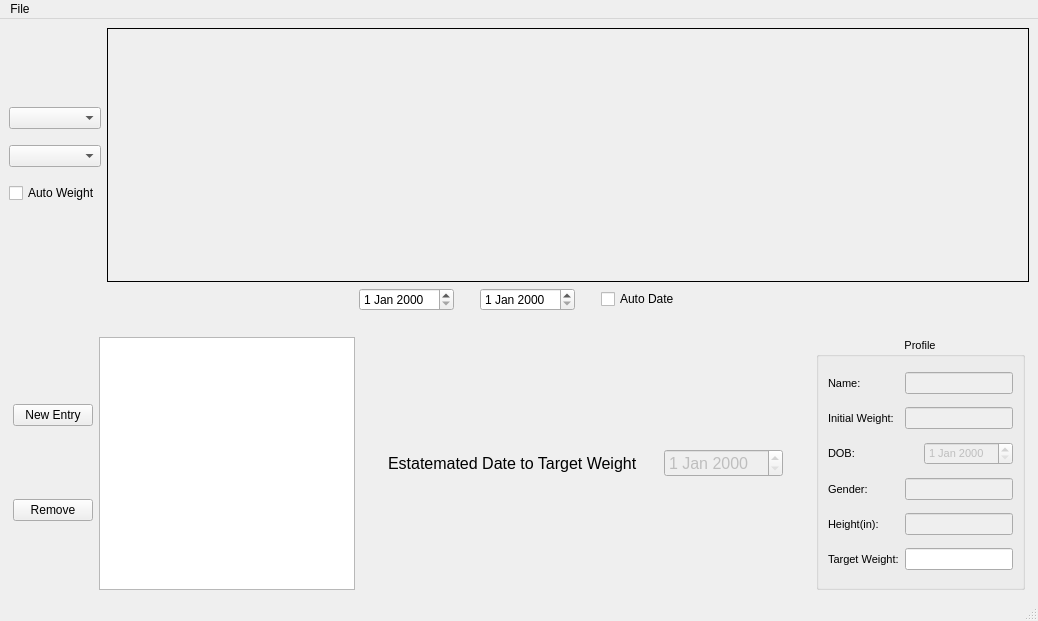
The window that mainwindow.ui (madmaps/HealthCalc) describes before a commit, drawn with Qt 5.
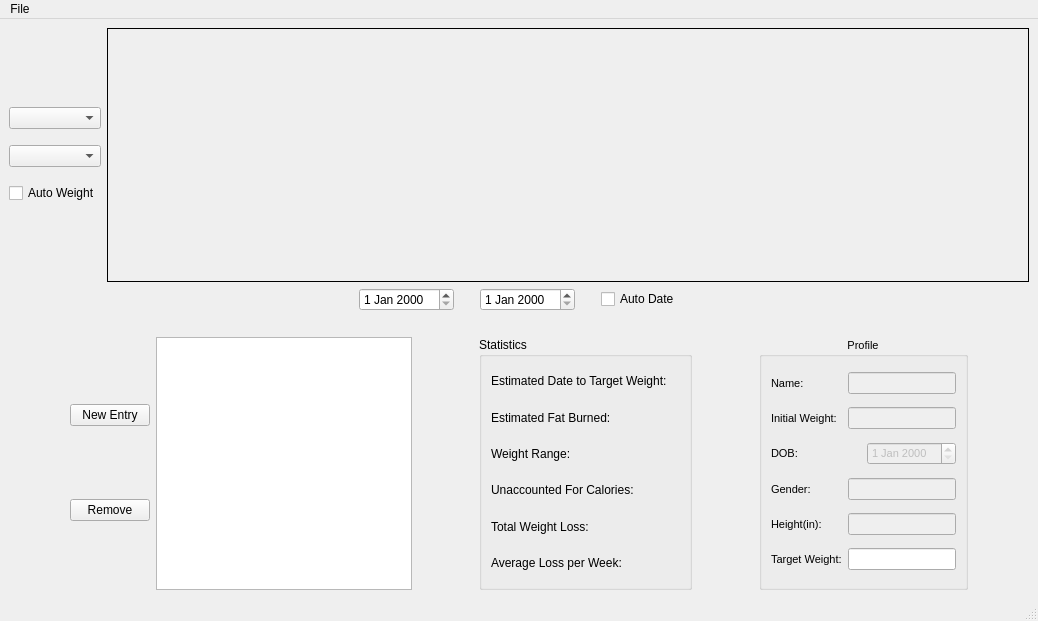
The same window after the commit. Custom widgets are drawn as their Qt base class.

Diff of the .ui file:
```diff
--- a/mainwindow.ui
+++ b/mainwindow.ui
@@ -251,7 +251,7 @@
        </widget>
       </item>
       <item>
-       <spacer name="horizontalSpacer_5">
+       <spacer name="horizontalSpacer">
         <property name="orientation">
          <enum>Qt::Horizontal</enum>
         </property>
@@ -264,77 +264,124 @@
        </spacer>
       </item>
       <item>
-       <layout class="QHBoxLayout" name="horizontalLayout_4">
-        <item>
-         <spacer name="horizontalSpacer">
-          <property name="orientation">
-           <enum>Qt::Horizontal</enum>
-          </property>
-          <property name="sizeHint" stdset="0">
-           <size>
-            <width>40</width>
-            <height>20</height>
-           </size>
-          </property>
-         </spacer>
-        </item>
-        <item>
-         <widget class="QLabel" name="dateUntilTargetLabel">
-          <property name="font">
-           <font>
-            <pointsize>12</pointsize>
-           </font>
-          </property>
-          <property name="text">
-           <string>Estatemated Date to Target Weight</string>
-          </property>
-         </widget>
-        </item>
-        <item>
-         <spacer name="horizontalSpacer_9">
-          <property name="orientation">
-           <enum>Qt::Horizontal</enum>
-          </property>
-          <property name="sizeType">
-           <enum>QSizePolicy::Fixed</enum>
-          </property>
-          <property name="sizeHint" stdset="0">
-           <size>
-            <width>20</width>
-            <height>20</height>
-           </size>
-          </property>
-         </spacer>
-        </item>
-        <item>
-         <widget class="QDateEdit" name="estamatedDateEditBox">
-          <property name="enabled">
-           <bool>false</bool>
-          </property>
-          <property name="font">
-           <font>
-            <pointsize>12</pointsize>
-           </font>
-          </property>
-         </widget>
-        </item>
-        <item>
-         <spacer name="horizontalSpacer_4">
-          <property name="orientation">
-           <enum>Qt::Horizontal</enum>
-          </property>
-          <property name="sizeHint" stdset="0">
-           <size>
-            <width>40</width>
-            <height>20</height>
-           </size>
-          </property>
-         </spacer>
-        </item>
-       </layout>
+       <widget class="QGroupBox" name="groupBox">
+        <property name="title">
+         <string>Statistics</string>
+        </property>
+        <layout class="QVBoxLayout" name="verticalLayout_6">
+         <item>
+          <layout class="QHBoxLayout" name="horizontalLayout_11">
+           <item>
+            <widget class="QLabel" name="label_4">
+             <property name="text">
+              <string>Estimated Date to Target Weight:</string>
+             </property>
+            </widget>
+           </item>
+           <item>
+            <widget class="QLabel" name="estDateWeightLossLabel">
+             <property name="text">
+              <string/>
+             </property>
+            </widget>
+           </item>
+          </layout>
+         </item>
+         <item>
+          <layout class="QHBoxLayout" name="horizontalLayout_12">
+           <item>
+            <widget class="QLabel" name="label_6">
+             <property name="text">
+              <string>Estimated Fat Burned:</string>
+             </property>
+            </widget>
+           </item>
+           <item>
+            <widget class="QLabel" name="estFatBurnedLabel">
+             <property name="text">
+              <string/>
+             </property>
+            </widget>
+           </item>
+          </layout>
+         </item>
+         <item>
+          <layout class="QHBoxLayout" name="horizontalLayout_13">
+           <item>
+            <widget class="QLabel" name="label_8">
+             <property name="text">
+              <string>Weight Range:</string>
+             </property>
+            </widget>
+           </item>
+           <item>
+            <widget class="QLabel" name="weightRangeLabel">
+             <property name="text">
+              <string/>
+             </property>
+            </widget>
+           </item>
+          </layout>
+         </item>
+         <item>
+          <layout class="QHBoxLayout" name="horizontalLayout_14">
+           <item>
+            <widget class="QLabel" name="label_10">
+             <property name="text">
+              <string>Unaccounted For Calories:</string>
+             </property>
+            </widget>
+           </item>
+           <item>
+            <widget class="QLabel" name="unnAccCaloriesLabel">
+             <property name="text">
+              <string/>
+             </property>
+            </widget>
+           </item>
+          </layout>
+         </item>
+         <item>
+          <layout class="QHBoxLayout" name="horizontalLayout_15">
+           <item>
+            <widget class="QLabel" name="label_11">
+             <property name="text">
+              <string>Total Weight Loss:</string>
+             </property>
+            </widget>
+           </item>
+           <item>
+            <widget class="QLabel" name="totalWeightLossLabel">
+             <property name="text">
+              <string/>
+             </property>
+            </widget>
+           </item>
+          </layout>
+         </item>
+         <item>
+          <layout class="QHBoxLayout" name="horizontalLayout_16">
+           <item>
+            <widget class="QLabel" name="label_5">
+             <property name="text">
+              <string>Average Loss per Week:</string>
+             </property>
+            </widget>
+           </item>
+           <item>
+            <widget class="QLabel" name="avgLossPerWeekLabel">
+             <property name="text">
+              <string/>
+             </property>
+            </widget>
+           </item>
+          </layout>
+         </item>
+        </layout>
+       </widget>
       </item>
       <item>
-       <spacer name="horizontalSpacer_11">
+       <spacer name="horizontalSpacer_4">
         <property name="orientation">
          <enum>Qt::Horizontal</enum>
         </property>
```
Left out of the diff: 3 changed lines with no effect on the pictures.
